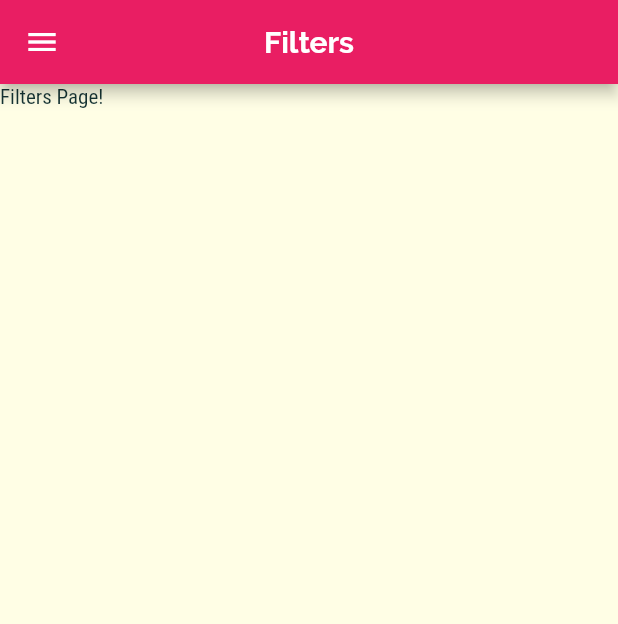
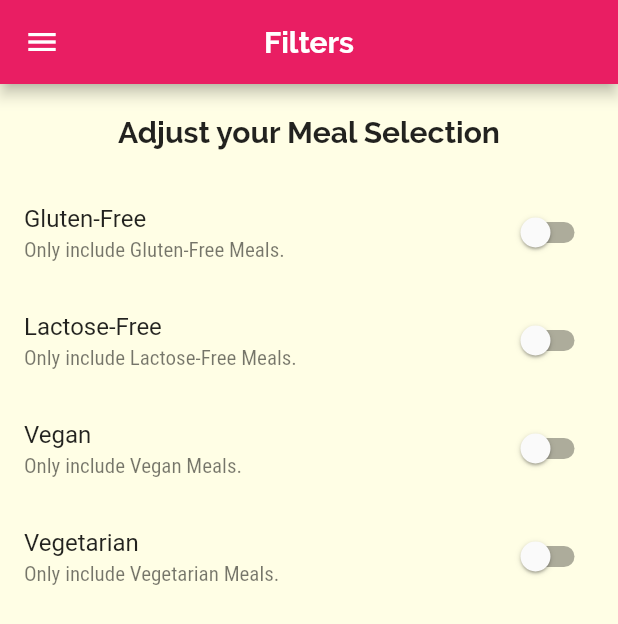
Before and after one commit to rajput-hemant/meals-app, a Flutter app: the FiltersPage screen opened by its route, on a phone screen of 412 x 824 dp. Shown: the top 624 px of the screen. Run offline on Flutter 3.47's test engine with Material 2 defaults, Android fonts, the phone set to English and light mode, and no system bars.

Commit message:
changed FiltersPage from StatelessWidget to StatefulWidget Widget added a column containing a List of SwitchListTile Widget to fliter out meals
Signed-off-by: rajput-hemant <hemant.rajput_cs20@gla.ac.in>

```diff
--- a/lib/pages/filters_page.dart
+++ b/lib/pages/filters_page.dart
@@ -2,9 +2,31 @@ import 'package:flutter/material.dart';
 
 import '../widgets/main_drawer.dart';
 
-class FiltersPage extends StatelessWidget {
+class FiltersPage extends StatefulWidget {
   static const routeName = '/filters';
   const FiltersPage({Key? key}) : super(key: key);
+
+  @override
+  State<FiltersPage> createState() => _FiltersPageState();
+}
+
+class _FiltersPageState extends State<FiltersPage> {
+  var _glutenFree = false,
+      _lactoseFree = false,
+      _vegan = false,
+      _vegetarian = false;
+  Widget _buildSwitchListTile(
+      {required String title,
+      required String description,
+      required bool currentValue,
+      required Function(bool) updateValue}) {
+    return SwitchListTile(
+      title: Text(title),
+      subtitle: Text(description),
+      value: currentValue,
+      onChanged: updateValue,
+    );
+  }
 
   @override
   Widget build(BuildContext context) {
@@ -14,7 +36,53 @@ class FiltersPage extends StatelessWidget {
         centerTitle: true,
       ),
       drawer: const MainDrawer(),
-      body: const Text('Filters Page!'),
+      body: Column(
+        children: [
+          Padding(
+            padding: const EdgeInsets.all(20),
+            child: Text('Adjust your Meal Selection',
+                style: Theme.of(context).textTheme.headline6),
+          ),
+          Expanded(
+            child: ListView(
+              children: [
+                _buildSwitchListTile(
+                  title: 'Gluten-Free',
+                  description: 'Only include Gluten-Free Meals.',
+                  currentValue: _glutenFree,
+                  updateValue: (newValue) {
+                    setState(() => _glutenFree = newValue);
+                  },
+                ),
+                _buildSwitchListTile(
+                  title: 'Lactose-Free',
+                  description: 'Only include Lactose-Free Meals.',
+                  currentValue: _lactoseFree,
+                  updateValue: (newValue) {
+                    setState(() => _lactoseFree = newValue);
+                  },
+                ),
+                _buildSwitchListTile(
+                  title: 'Vegan',
+                  description: 'Only include Vegan Meals.',
+                  currentValue: _vegan,
+                  updateValue: (newValue) {
+                    setState(() => _vegan = newValue);
+                  },
+                ),
+                _buildSwitchListTile(
+                  title: 'Vegetarian',
+                  description: 'Only include Vegetarian Meals.',
+                  currentValue: _vegetarian,
+                  updateValue: (newValue) {
+                    setState(() => _vegetarian = newValue);
+                  },
+                ),
+              ],
+            ),
+          ),
+        ],
+      ),
     );
   }
 }
```
